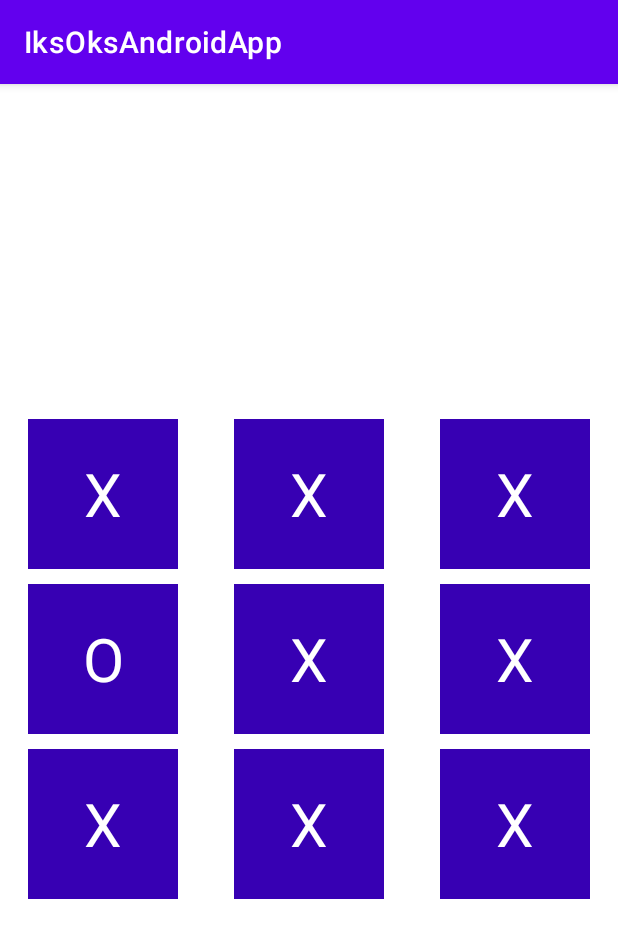
After one commit to SDD-Devs/IksOksAndroidApp, an Android app: the ClassicGameActivity screen opened directly, with no data from a screen before it, on a phone screen of 412 x 824 dp. The commit adds this screen. Shown: the top 938 px of the screen. Run offline under Robolectric (Android 15) with nearby library versions, the phone set to English and light mode, and no system bars.

Commit message:
Dodao sam novu stranicu 'ClassicGameActivity' i na njoj GridView koji je Data Bindovan sa ArrayList<Square> od 9 polja na tabli. I kad se klikne polje ima event listener koji se ukljuci.

```diff
--- a/app/src/main/AndroidManifest.xml
+++ b/app/src/main/AndroidManifest.xml
@@ -13,6 +13,9 @@
             android:name=".SettingsActivity"
             android:exported="false" />
         <activity
+            android:name=".ClassicGameActivity"
+            android:exported="false" />
+        <activity
             android:name=".MainActivity"
             android:exported="true">
             <intent-filter>
--- /dev/null
+++ b/app/src/main/java/com/example/iksoksandroidapp/Board.java
@@ -0,0 +1,21 @@
+package com.example.iksoksandroidapp;
+
+public class Board {
+
+
+    private Square[] squares;
+
+    public Board()
+    {
+        squares = new Square[9];
+    }
+
+
+    public Square[] getSquares() {
+        return squares;
+    }
+
+    public void setSquares(Square[] squares) {
+        this.squares = squares;
+    }
+}
--- /dev/null
+++ b/app/src/main/java/com/example/iksoksandroidapp/BoardAdapter.java
@@ -0,0 +1,66 @@
+/*
+Project         : Iks/Oks
+Date            : 11/11/2021
+Description     : Klasa koja prestavlja Adapter za komunikaciju izmedju ArrayList<Squares>
+                kockica/polja i UI komponente u GridView-u. Ovo se zove Data-Binding i korisno je
+                je jer kad se nesto izmeni u ArrayList, izmenice se i u UI-u.
+ */
+package com.example.iksoksandroidapp;
+
+import android.content.Context;
+import android.os.Debug;
+import android.util.Log;
+import android.view.LayoutInflater;
+import android.view.View;
+import android.view.ViewGroup;
+import android.widget.ArrayAdapter;
+import android.widget.TextView;
+import android.widget.Toast;
+
+import androidx.annotation.NonNull;
+import androidx.annotation.Nullable;
+
+import org.w3c.dom.Text;
+
+import java.time.Duration;
+import java.util.ArrayList;
+import java.util.List;
+
+public class BoardAdapter extends ArrayAdapter<Square>{
+
+
+    //Constructor
+    public BoardAdapter(Context context, ArrayList<Square> squares) {
+        super(context,0, squares);
+    }
+
+
+
+    /*
+    Function name       : getView
+    Function desc       : Inherited function koja se je odgovorna za primenu naseg layout-a
+                        u GridView i promene njenog izgleda,
+     */
+    @NonNull
+    @Override
+    public View getView(int position, @Nullable View convertView, @NonNull ViewGroup parent) {
+
+        Square sq = getItem(position);
+
+        if (convertView == null) {
+            convertView = LayoutInflater.from(getContext()).inflate(R.layout.square, parent, false);
+        }
+
+        TextView txt_Value = (TextView) convertView.findViewById(R.id.value);
+        txt_Value.setText(String.valueOf(sq.getValue()) );
+
+        convertView.setOnClickListener(new View.OnClickListener() {
+            @Override
+            public void onClick(View view) {
+                Log.d("[TEST]:", "View Item clicked!");
+            }
+        });
+
+        return convertView;
+    }
+}
--- /dev/null
+++ b/app/src/main/java/com/example/iksoksandroidapp/ClassicGameActivity.java
@@ -0,0 +1,55 @@
+package com.example.iksoksandroidapp;
+
+import androidx.appcompat.app.AppCompatActivity;
+
+import android.os.Bundle;
+import android.view.ViewGroup;
+import android.widget.ArrayAdapter;
+import android.widget.Button;
+import android.widget.GridLayout;
+import android.widget.GridView;
+import android.widget.LinearLayout;
+
+import java.lang.reflect.Array;
+import java.util.ArrayList;
+import java.util.Arrays;
+import java.util.List;
+
+public class ClassicGameActivity extends AppCompatActivity {
+
+    //Constants
+    public final int grid_dimension = 3;
+
+    //Variables
+    GridView gv_board;
+    Board gameBoard;
+    ArrayList<Square> boardSquares;
+    BoardAdapter boardAdapter;
+
+    @Override
+    protected void onCreate(Bundle savedInstanceState) {
+        super.onCreate(savedInstanceState);
+        setContentView(R.layout.activity_classic_game);
+
+
+        //Initialization
+        gv_board = (GridView) findViewById(R.id.gridView);
+        gameBoard = new Board();
+        boardSquares = new ArrayList<>();
+
+        //Initialization
+        for(int i=0; i<grid_dimension*grid_dimension; i++)
+        {
+            boardSquares.add(new Square(i, 'X'));
+        }
+
+        boardSquares.set(3, new Square(3, 'O'));
+
+
+        boardAdapter = new BoardAdapter(this, boardSquares);
+
+        gv_board.setAdapter(boardAdapter);
+
+
+    }
+}
--- a/app/src/main/java/com/example/iksoksandroidapp/MainActivity.java
+++ b/app/src/main/java/com/example/iksoksandroidapp/MainActivity.java
@@ -2,11 +2,9 @@ package com.example.iksoksandroidapp;
 
 import androidx.appcompat.app.AppCompatActivity;
 
+import android.content.Intent;
 import android.os.Bundle;
 import android.view.View;
-import android.widget.ImageButton;
-import android.widget.TextView;
-import android.content.Intent;
 
 public class MainActivity extends AppCompatActivity {
     @Override
@@ -22,7 +20,8 @@ public class MainActivity extends AppCompatActivity {
     }
 
     public void onButtonClassicClick (View view) {
-
+        Intent enterClassic = new Intent(this, ClassicGameActivity.class);
+        startActivity(enterClassic);
     }
 
     public void onButtonCustomClick (View view) {
--- /dev/null
+++ b/app/src/main/java/com/example/iksoksandroidapp/Square.java
@@ -0,0 +1,37 @@
+/*
+Project         : Iks/Oks
+Date            : 11/11/2021
+Description     : Klasa za svaku individualnu kockicu u tabeli. Sadrzi redoslednu poziciju
+                u tabeli i value 'X' ili 'O' ili ' '.
+ */
+
+package com.example.iksoksandroidapp;
+
+public class Square {
+
+
+
+    //Data Members
+    private int position;
+    private char value;
+
+
+
+    //Constructor
+    public Square(int p, char v)
+    {
+        position = p;
+        value = v;
+    }
+
+
+
+    //Getters & Setters
+    public int getPosition() {
+        return position;
+    }
+    public char getValue() {
+        return value;
+    }
+
+}
--- /dev/null
+++ b/app/src/main/res/layout/activity_classic_game.xml
@@ -0,0 +1,28 @@
+<?xml version="1.0" encoding="utf-8"?>
+<RelativeLayout
+    xmlns:android="http://schemas.android.com/apk/res/android"
+    xmlns:app="http://schemas.android.com/apk/res-auto"
+    xmlns:tools="http://schemas.android.com/tools"
+    android:layout_width="match_parent"
+    android:layout_height="match_parent"
+    tools:context=".ClassicGameActivity">
+    <!--
+    <GridLayout
+        android:id="@+id/grd_Board"
+        android:orientation="vertical"
+        android:layout_width="match_parent"
+        android:layout_height="300dp">
+    </GridLayout>
+    !-->
+
+    <GridView
+        android:layout_centerVertical="true"
+        android:layout_centerHorizontal="true"
+        android:id="@+id/gridView"
+        android:layout_width="match_parent"
+        android:layout_height="wrap_content"
+        android:numColumns="3"
+        />
+
+
+</RelativeLayout>
--- a/app/src/main/res/layout/activity_main.xml
+++ b/app/src/main/res/layout/activity_main.xml
@@ -51,4 +51,5 @@
         app:srcCompat="@drawable/settingsicon" />
 
 
+
 </androidx.constraintlayout.widget.ConstraintLayout>
--- /dev/null
+++ b/app/src/main/res/layout/square.xml
@@ -0,0 +1,22 @@
+<?xml version="1.0" encoding="utf-8"?>
+<RelativeLayout
+    xmlns:android="http://schemas.android.com/apk/res/android"
+    android:layout_width="match_parent"
+    android:layout_height="match_parent">
+
+    <TextView
+        android:id="@+id/value"
+        android:layout_width="100dp"
+        android:layout_height="100dp"
+        android:layout_centerHorizontal="true"
+        android:layout_centerVertical="true"
+        android:background="@color/purple_700"
+        android:textColor="@color/white"
+        android:gravity="center"
+        android:text="X"
+        android:textSize="40dp"
+        android:layout_marginBottom="10dp"
+        />
+
+
+</RelativeLayout>
```
